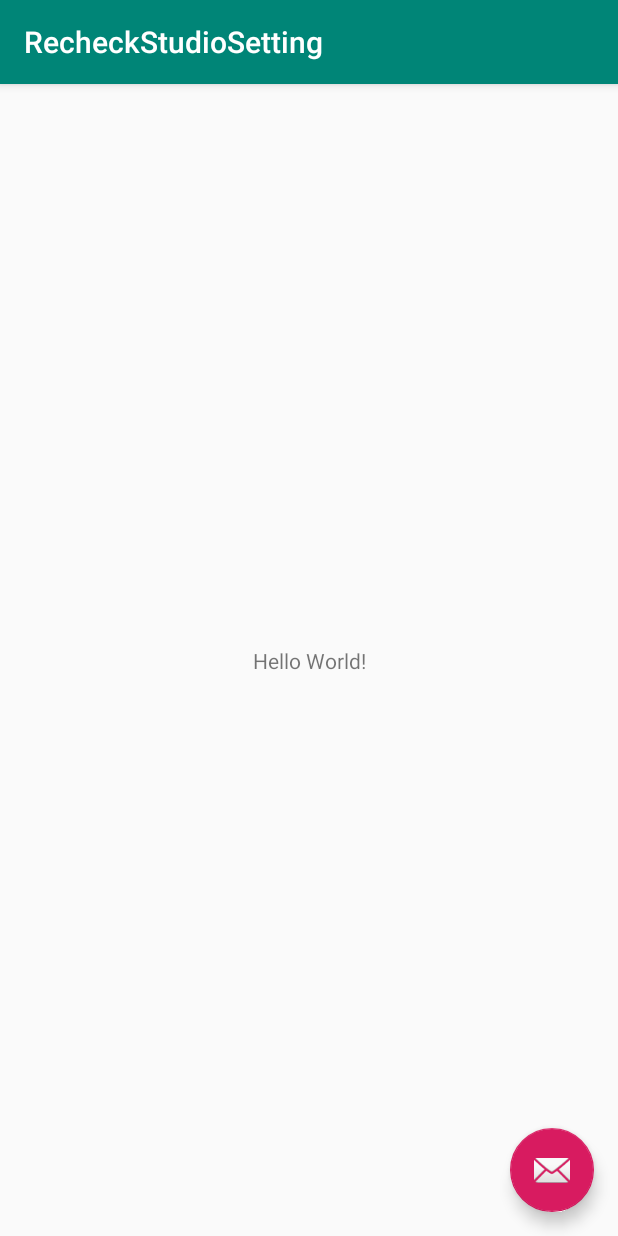
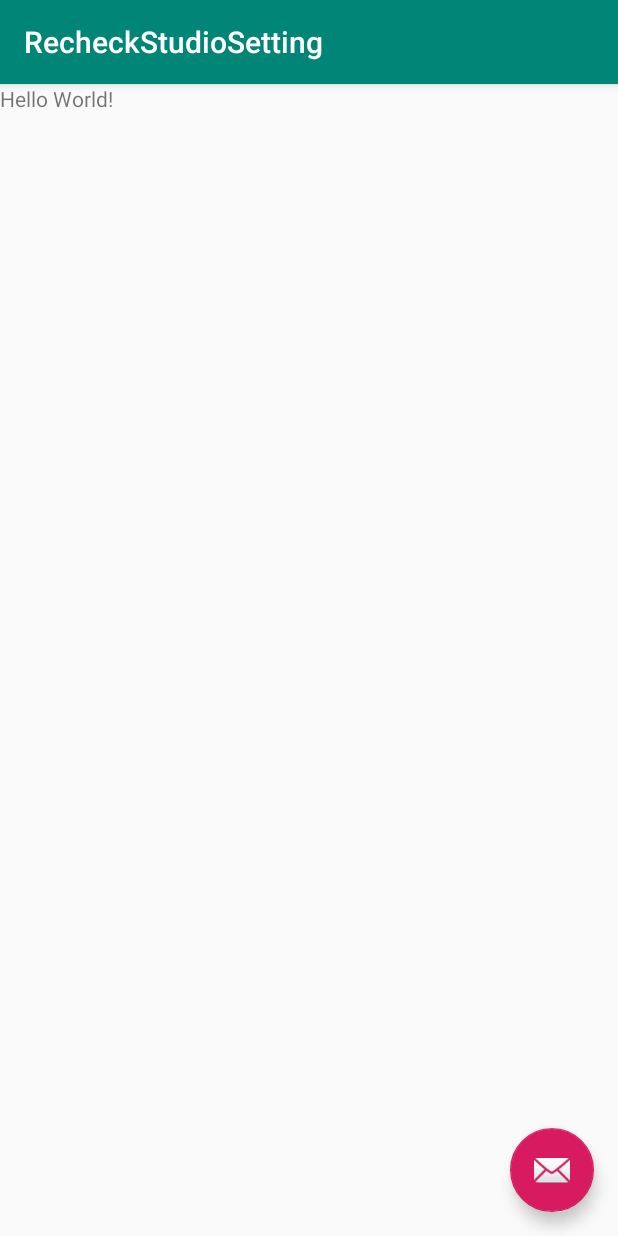
Before and after one commit to Pluu/AndroidStudio_Presentation, an Android app: the screen it shows after launch (MainActivity), on a phone screen of 412 x 824 dp. Run offline under Robolectric (Android 15) with nearby library versions, the phone set to English and light mode, and no system bars.

```diff
--- a/app/src/main/java/com/example/recheckstudiosetting/list/13_autoscroll_from_source.kt
+++ b/app/src/main/java/com/example/recheckstudiosetting/list/13_autoscroll_from_source.kt
@@ -1,4 +1,4 @@
 package com.example.recheckstudiosetting.list
 
-// Tip 1) Opt + F1 => Project View
+// Tip 1) Option + F1 => Project View
 // Tip 2) 1.Project | Setting | AutoScroll from Source
--- a/app/src/main/java/com/example/recheckstudiosetting/list/C_Editor/17_postfix_completion.kt
+++ b/app/src/main/java/com/example/recheckstudiosetting/list/C_Editor/17_postfix_completion.kt
@@ -18,5 +18,4 @@ fun postfixCompletion_Test2() {
 
 fun postfixCompletion_Test3(param: List<String>) {
     // for
-
 }
--- a/app/src/main/res/layout/content_main.xml
+++ b/app/src/main/res/layout/content_main.xml
@@ -11,10 +11,6 @@
     <TextView
         android:layout_width="wrap_content"
         android:layout_height="wrap_content"
-        android:text="Hello World!"
-        app:layout_constraintBottom_toBottomOf="parent"
-        app:layout_constraintLeft_toLeftOf="parent"
-        app:layout_constraintRight_toRightOf="parent"
-        app:layout_constraintTop_toTopOf="parent" />
+        android:text="Hello World!" />
 
 </androidx.constraintlayout.widget.ConstraintLayout>
--- /dev/null
+++ b/app/src/main/res/values/attrs.xml
@@ -0,0 +1,4 @@
+<?xml version="1.0" encoding="utf-8"?>
+<resources>
+    <declare-styleable name="CustomView" />
+</resources>
```
Also changed, not shown: app/src/main/java/com/example/recheckstudiosetting/list/C_Editor/18_live_templates.kt (added, +59 -0 lines).
